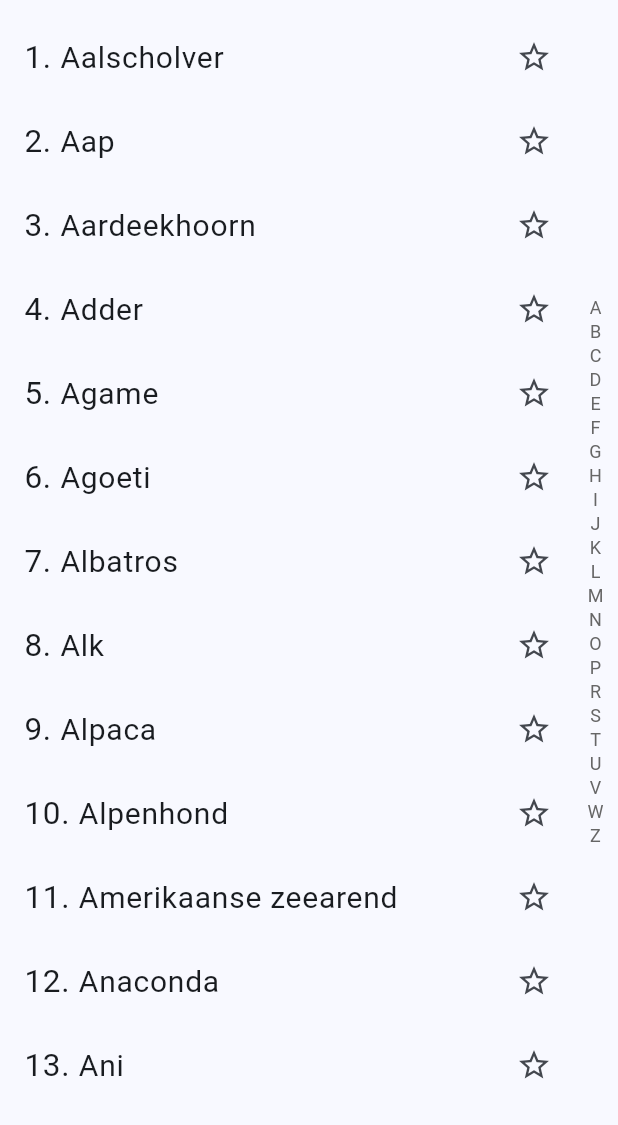
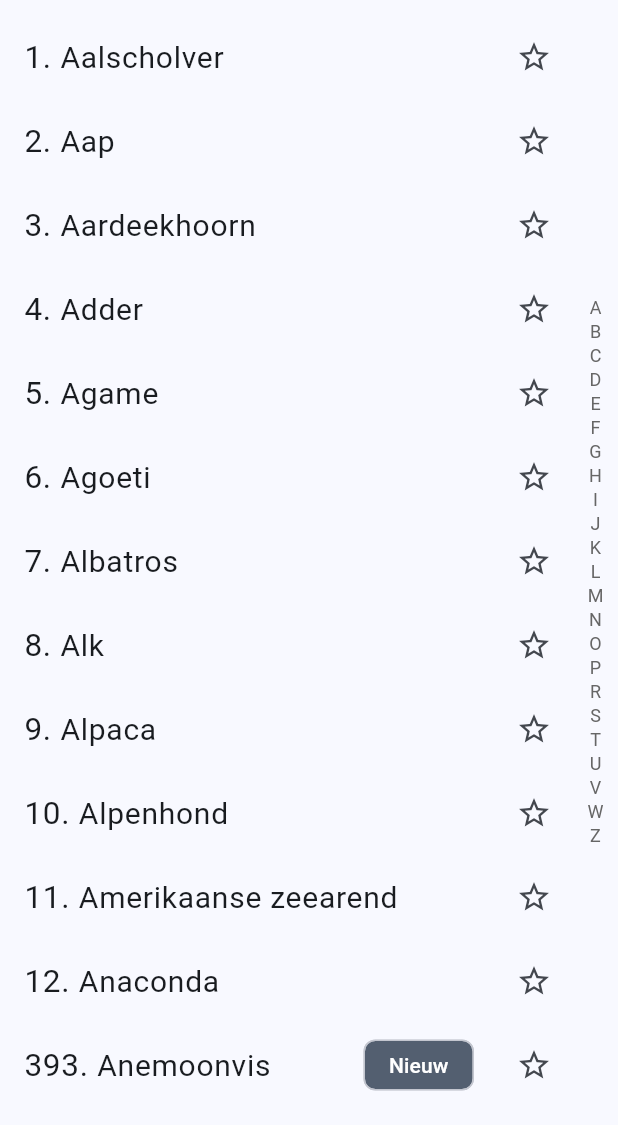
Before and after one commit to ScoutsGidsenVL/totem-app-2023, a Flutter app: the Totems screen opened directly, on a phone screen of 412 x 824 dp, the part 111-1236 px from its top. Run offline on Flutter 3.47's test engine with Material 3 defaults, Android fonts, the phone set to English and light mode, and no system bars; drawn by our look-alikes of azlistview; our stand-ins replace beamer, cached_network_image, flutter_cache_manager, flutter_markdown, flutter_native_splash, flutter_speed_dial and 4 more; accounts and stored records are empty; network calls fail.

Commit message:
Order animals and add new label

```diff
--- a/lib/model/dynamic_data.dart
+++ b/lib/model/dynamic_data.dart
@@ -41,6 +41,7 @@ class DynamicData extends ChangeNotifier {
     var totemData = TotemData.fromJson(data);
 
     var allAnimals = totemData.animals;
+    allAnimals.sort((a, b) => a.name.toLowerCase().compareTo(b.name.toLowerCase()));
     animals = Map.fromEntries(allAnimals.map((a) => MapEntry(a.name, a)));
     animalsById = Map.fromEntries(allAnimals.map((a) => MapEntry(a.id, a)));
 
--- a/lib/model/totem_data.dart
+++ b/lib/model/totem_data.dart
@@ -18,7 +18,8 @@ class TotemData {
 @JsonSerializable(createToJson: false)
 class AnimalData extends ISuspensionBean {
   AnimalData(this.id, this.name, this.synonyms, this.traits, this.description,
-      this.image);
+      this.image)
+      : isNew = id >= 393 && DateTime.now().isBefore(DateTime(2026, 1, 1));
 
   int id;
   String name;
@@ -26,6 +27,7 @@ class AnimalData extends ISuspensionBean {
   List<String> traits;
   String description;
   String image;
+  final bool isNew;
 
   @override
   @JsonKey(includeFromJson: false)
--- /dev/null
+++ b/lib/widgets/animal_chip.dart
@@ -0,0 +1,22 @@
+import 'package:flutter/material.dart';
+
+class AnimalChip extends StatelessWidget {
+  const AnimalChip({super.key});
+
+  @override
+  Widget build(BuildContext context) {
+    return Padding(
+      padding: const EdgeInsets.only(left: 8.0),
+      child: Chip(
+        label: Text(
+          'Nieuw',
+          style: TextStyle(
+            color: Theme.of(context).colorScheme.onSecondary,
+          ),
+        ),
+        backgroundColor: Theme.of(context).colorScheme.secondary,
+        visualDensity: VisualDensity.compact,
+      ),
+    );
+  }
+}
--- a/lib/widgets/animal_entry.dart
+++ b/lib/widgets/animal_entry.dart
@@ -1,6 +1,7 @@
 import 'package:flutter/material.dart';
 import 'package:totemapp/model/totem_data.dart';
 import 'package:totemapp/widgets/animal_card.dart';
+import 'package:totemapp/widgets/animal_chip.dart';
 import 'package:totemapp/widgets/animal_name.dart';
 import 'package:totemapp/widgets/animal_star_button.dart';
 
@@ -41,7 +42,13 @@ class AnimalEntry extends StatelessWidget {
                     animal: animal, swipeList: swipeList, actions: actions);
               });
         },
-        title: AnimalName(animal),
+        title: Row(
+          children: [
+            Expanded(child: AnimalName(animal)),
+            if (animal.isNew)
+              AnimalChip()
+          ],
+        ),
         trailing: trailing ??
             Row(
               mainAxisSize: MainAxisSize.min,
```
Also changed, not shown: lib/widgets/animal_card.dart (+41 -5 lines), pubspec.lock.
